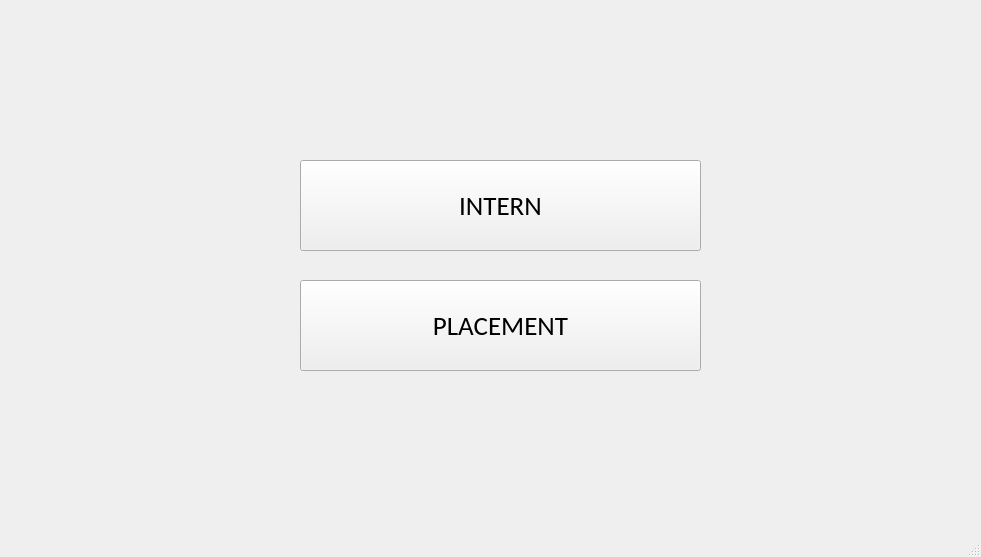
This is frontend/ui/intern_placement.ui in raghuvanshraj/Placement-Cell-Management-System as Qt 5 draws it before an edit. The edited form follows.
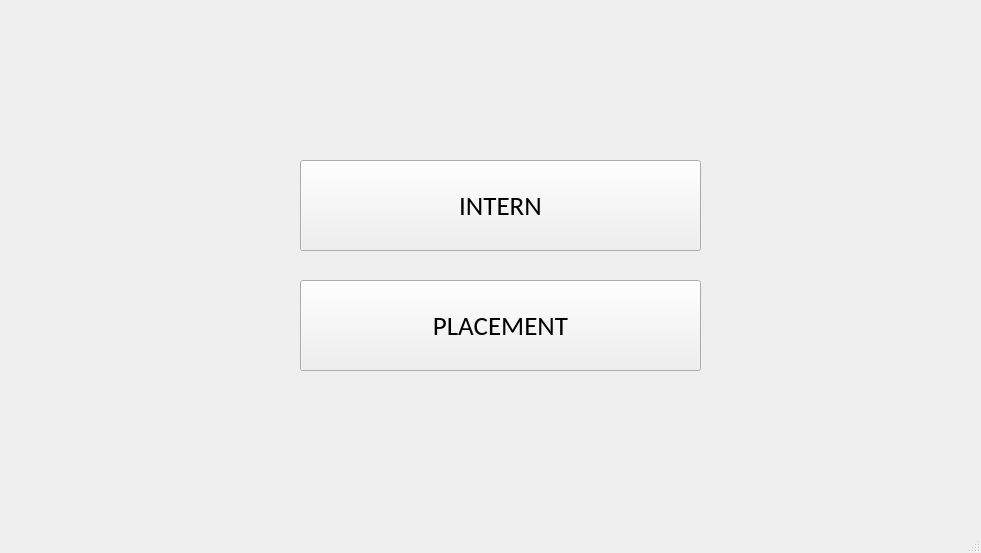
This is the edited form.

Commit message: added UI files and respective codes, updated database utilities

Diff of the .ui file:
```diff
--- a/frontend/ui/intern_placement.ui
+++ b/frontend/ui/intern_placement.ui
@@ -7,7 +7,7 @@
     <x>0</x>
     <y>0</y>
     <width>981</width>
-    <height>557</height>
+    <height>553</height>
    </rect>
   </property>
   <property name="windowTitle">
```
Left out of the diff: 4 changed lines with no effect on the pictures. The commit also changes 7 other files.
